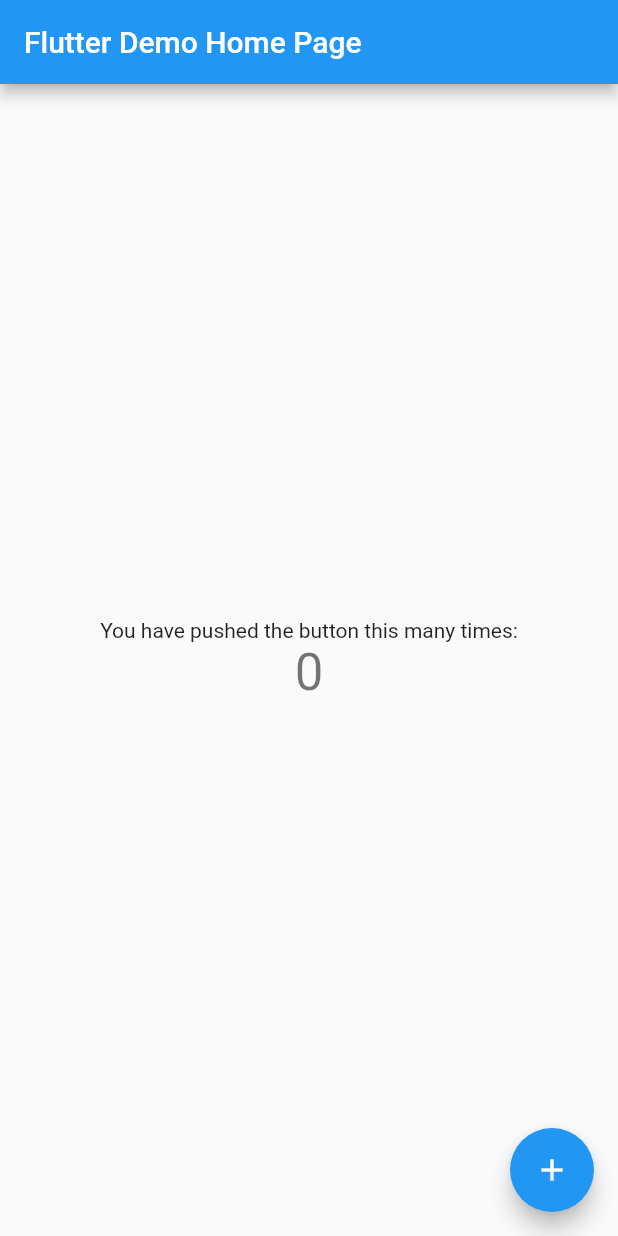
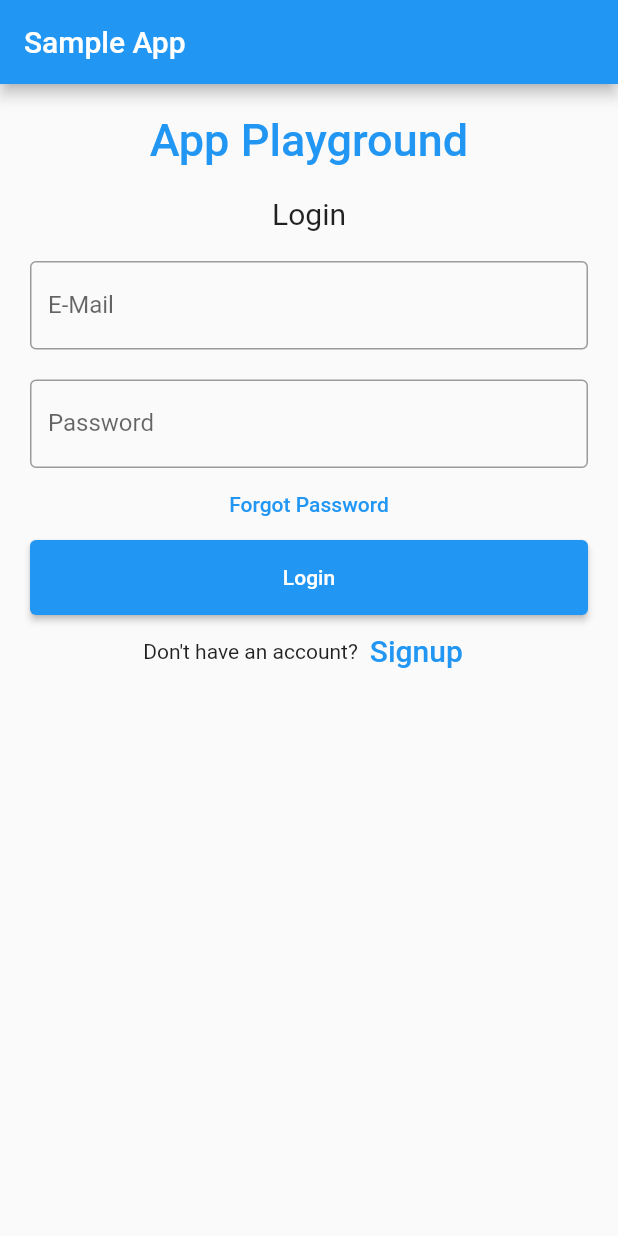
Before and after one commit to Pierre81385/app_playground, a Flutter app: the screen it shows after launch, on a phone screen of 412 x 824 dp. Run offline on Flutter 3.47's test engine with Material 2 defaults, Android fonts, the phone set to English and light mode, and no system bars; our stand-ins replace firebase_auth, firebase_core; accounts and stored records are empty.

Commit message:
created basic login page UI

```diff
--- /dev/null
+++ b/lib/login.dart
@@ -0,0 +1,94 @@
+import 'package:flutter/material.dart';
+
+class StatefulLoginWidget extends StatefulWidget {
+  const StatefulLoginWidget({Key? key}) : super(key: key);
+
+  @override
+  State<StatefulLoginWidget> createState() => _StatefulLoginWidgetState();
+}
+
+class _StatefulLoginWidgetState extends State<StatefulLoginWidget> {
+  TextEditingController emailController = TextEditingController();
+  TextEditingController passwordController = TextEditingController();
+
+  @override
+  Widget build(BuildContext context) {
+    return Padding(
+        padding: const EdgeInsets.all(10),
+        child: ListView(
+          children: <Widget>[
+            Container(
+                alignment: Alignment.center,
+                padding: const EdgeInsets.all(10),
+                child: const Text(
+                  'App Playground',
+                  style: TextStyle(
+                      color: Colors.blue,
+                      fontWeight: FontWeight.w500,
+                      fontSize: 30),
+                )),
+            Container(
+                alignment: Alignment.center,
+                padding: const EdgeInsets.all(10),
+                child: const Text(
+                  'Login',
+                  style: TextStyle(fontSize: 20),
+                )),
+            Container(
+              padding: const EdgeInsets.all(10),
+              child: TextField(
+                controller: emailController,
+                decoration: const InputDecoration(
+                  border: OutlineInputBorder(),
+                  labelText: 'E-Mail',
+                ),
+              ),
+            ),
+            Container(
+              padding: const EdgeInsets.fromLTRB(10, 10, 10, 0),
+              child: TextField(
+                obscureText: true,
+                controller: passwordController,
+                decoration: const InputDecoration(
+                  border: OutlineInputBorder(),
+                  labelText: 'Password',
+                ),
+              ),
+            ),
+            TextButton(
+              onPressed: () {
+                //forgot password screen
+              },
+              child: const Text(
+                'Forgot Password',
+              ),
+            ),
+            Container(
+                height: 50,
+                padding: const EdgeInsets.fromLTRB(10, 0, 10, 0),
+                child: ElevatedButton(
+                  child: const Text('Login'),
+                  onPressed: () {
+                    print(emailController.text);
+                    print(passwordController.text);
+                  },
+                )),
+            Row(
+              children: <Widget>[
+                const Text('Don\'t have an account?'),
+                TextButton(
+                  child: const Text(
+                    'Signup',
+                    style: TextStyle(fontSize: 20),
+                  ),
+                  onPressed: () {
+                    //signup screen
+                  },
+                )
+              ],
+              mainAxisAlignment: MainAxisAlignment.center,
+            ),
+          ],
+        ));
+  }
+}
--- a/lib/main.dart
+++ b/lib/main.dart
@@ -2,6 +2,7 @@ import 'package:flutter/material.dart';
 import 'package:firebase_core/firebase_core.dart';
 import 'firebase_options.dart';
 import 'package:firebase_auth/firebase_auth.dart';
+import 'login.dart';
 
 void main() async {
   WidgetsFlutterBinding.ensureInitialized();
@@ -13,6 +14,8 @@ void main() async {
 
 class MyApp extends StatelessWidget {
   const MyApp({Key? key}) : super(key: key);
+
+  static const String _title = 'Sample App';
 
   // This widget is the root of your application.
   @override
@@ -31,92 +34,10 @@ class MyApp extends StatelessWidget {
         // is not restarted.
         primarySwatch: Colors.blue,
       ),
-      home: const MyHomePage(title: 'Flutter Demo Home Page'),
+      home: Scaffold(
+        appBar: AppBar(title: const Text(_title)),
+        body: const StatefulLoginWidget(),
+      ),
     );
   }
 }
-
-class MyHomePage extends StatefulWidget {
-  const MyHomePage({Key? key, required this.title}) : super(key: key);
-
-  // This widget is the home page of your application. It is stateful, meaning
-  // that it has a State object (defined below) that contains fields that affect
-  // how it looks.
-
-  // This class is the configuration for the state. It holds the values (in this
-  // case the title) provided by the parent (in this case the App widget) and
-  // used by the build method of the State. Fields in a Widget subclass are
-  // always marked "final".
-
-  final String title;
-
-  @override
-  State<MyHomePage> createState() => _MyHomePageState();
-}
-
-class _MyHomePageState extends State<MyHomePage> {
-  int _counter = 0;
-
-  void _incrementCounter() {
-    setState(() {
-      // This call to setState tells the Flutter framework that something has
-      // changed in this State, which causes it to rerun the build method below
-      // so that the display can reflect the updated values. If we changed
-      // _counter without calling setState(), then the build method would not be
-      // called again, and so nothing would appear to happen.
-      _counter++;
-    });
-  }
-
-  @override
-  Widget build(BuildContext context) {
-    // This method is rerun every time setState is called, for instance as done
-    // by the _incrementCounter method above.
-    //
-    // The Flutter framework has been optimized to make rerunning build methods
-    // fast, so that you can just rebuild anything that needs updating rather
-    // than having to individually change instances of widgets.
-    return Scaffold(
-      appBar: AppBar(
-        // Here we take the value from the MyHomePage object that was created by
-        // the App.build method, and use it to set our appbar title.
-        title: Text(widget.title),
-      ),
-      body: Center(
-        // Center is a layout widget. It takes a single child and positions it
-        // in the middle of the parent.
-        child: Column(
-          // Column is also a layout widget. It takes a list of children and
-          // arranges them vertically. By default, it sizes itself to fit its
-          // children horizontally, and tries to be as tall as its parent.
-          //
-          // Invoke "debug painting" (press "p" in the console, choose the
-          // "Toggle Debug Paint" action from the Flutter Inspector in Android
-          // Studio, or the "Toggle Debug Paint" command in Visual Studio Code)
-          // to see the wireframe for each widget.
-          //
-          // Column has various properties to control how it sizes itself and
-          // how it positions its children. Here we use mainAxisAlignment to
-          // center the children vertically; the main axis here is the vertical
-          // axis because Columns are vertical (the cross axis would be
-          // horizontal).
-          mainAxisAlignment: MainAxisAlignment.center,
-          children: <Widget>[
-            const Text(
-              'You have pushed the button this many times:',
-            ),
-            Text(
-              '$_counter',
-              style: Theme.of(context).textTheme.headline4,
-            ),
-          ],
-        ),
-      ),
-      floatingActionButton: FloatingActionButton(
-        onPressed: _incrementCounter,
-        tooltip: 'Increment',
-        child: const Icon(Icons.add),
-      ), // This trailing comma makes auto-formatting nicer for build methods.
-    );
-  }
-}
```
